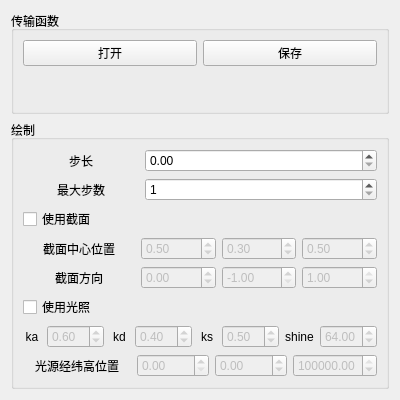
Above: app/direct_volume_render/dvr_main_window.ui from Kouek/vis-osg-qt before the change. Below: the same form after it.
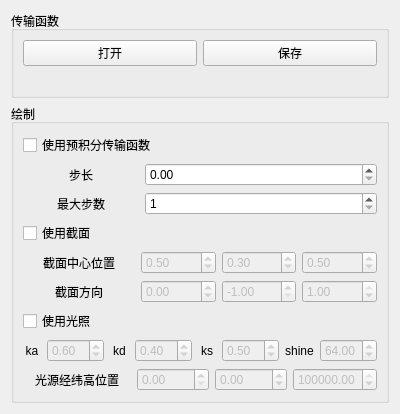
That is the form after the change.

Commit message: 添加信息可视化功能；添加预积分传输函数体绘制；完善Marching Cube/Square算法

```diff
--- a/app/direct_volume_render/dvr_main_window.ui
+++ b/app/direct_volume_render/dvr_main_window.ui
@@ -54,6 +54,13 @@
       <string>绘制</string>
      </property>
      <layout class="QVBoxLayout" name="verticalLayout_3">
+      <item>
+       <widget class="QCheckBox" name="checkBox_UsePreIntTF">
+        <property name="text">
+         <string>使用预积分传输函数</string>
+        </property>
+       </widget>
+      </item>
       <item>
        <layout class="QHBoxLayout" name="horizontalLayout_2" stretch="1,2">
         <item>
```
The commit also changes 17 other files.
